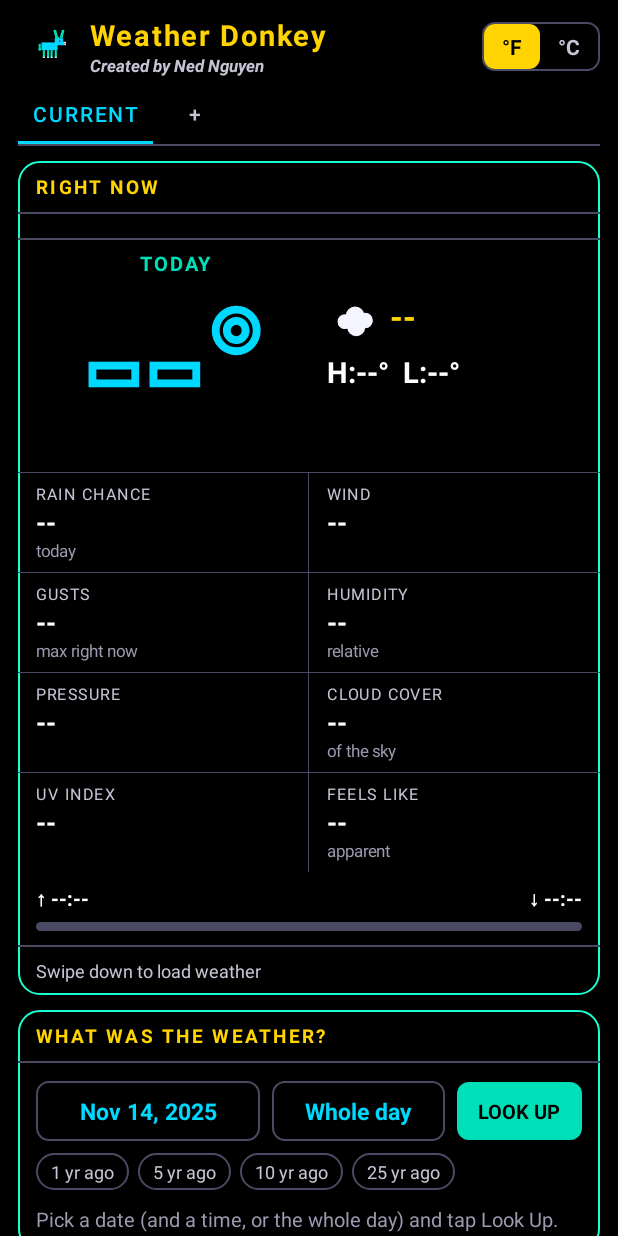
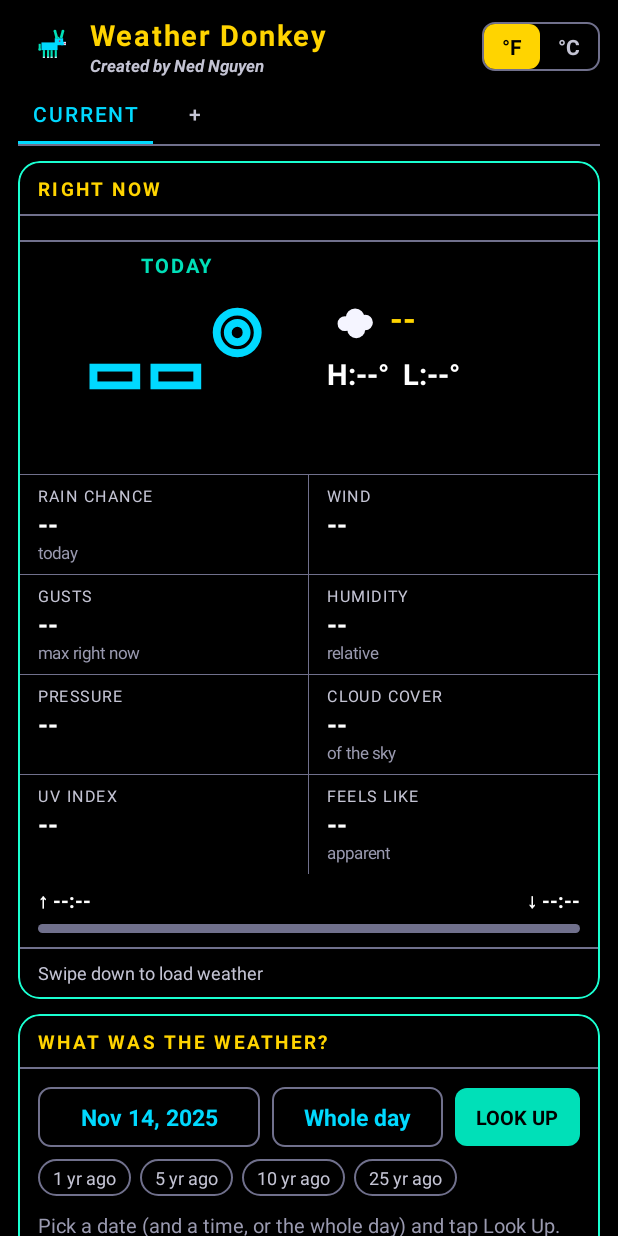
Before and after one commit to ned777/weather-donkey-hub, an Android app: the screen it shows after launch (MainActivity), on a phone screen of 412 x 824 dp. Run offline under Robolectric (Android 15) with nearby library versions, the phone set to English and light mode, and no system bars.

Commit message:
Brighter gray lines on the app and web page; app cards keep sideways-scrolling rows inside their teal border

```diff
--- a/android/app/src/main/res/layout/activity_main.xml
+++ b/android/app/src/main/res/layout/activity_main.xml
@@ -128,6 +128,8 @@
                 android:layout_height="wrap_content"
                 android:layout_marginTop="10dp"
                 android:background="@drawable/app_card"
+                android:padding="1dp"
+                android:clipToOutline="true"
                 android:orientation="vertical">
 
                 <LinearLayout style="@style/CardHead">
@@ -423,6 +425,8 @@
                 android:layout_height="wrap_content"
                 android:layout_marginTop="10dp"
                 android:background="@drawable/app_card"
+                android:padding="1dp"
+                android:clipToOutline="true"
                 android:orientation="vertical"
                 android:visibility="gone">
 
@@ -454,6 +458,8 @@
                 android:layout_height="wrap_content"
                 android:layout_marginTop="10dp"
                 android:background="@drawable/app_card"
+                android:padding="1dp"
+                android:clipToOutline="true"
                 android:orientation="vertical"
                 android:visibility="gone">
 
@@ -478,6 +484,8 @@
                 android:layout_height="wrap_content"
                 android:layout_marginTop="10dp"
                 android:background="@drawable/app_card"
+                android:padding="1dp"
+                android:clipToOutline="true"
                 android:orientation="vertical">
 
                 <LinearLayout style="@style/CardHead">
@@ -619,6 +627,8 @@
                 android:layout_height="wrap_content"
                 android:layout_marginTop="10dp"
                 android:background="@drawable/app_card"
+                android:padding="1dp"
+                android:clipToOutline="true"
                 android:orientation="vertical">
 
                 <LinearLayout style="@style/CardHead">
--- a/android/app/src/main/res/values/colors.xml
+++ b/android/app/src/main/res/values/colors.xml
@@ -21,7 +21,7 @@
     <color name="retro_white_dim">#8C8C99</color>
 
     <!-- The app screen's AMOLED card look (same palette as the web page). The widget keeps its own colors. -->
-    <color name="app_line">#4A4A62</color>
+    <color name="app_line">#70708C</color>
     <color name="app_edge">#1AFFD1</color>
     <color name="app_dim">#C4C4D4</color>
     <color name="app_faint">#9A9AB0</color>
```
Also changed, not shown: 1 other file.
